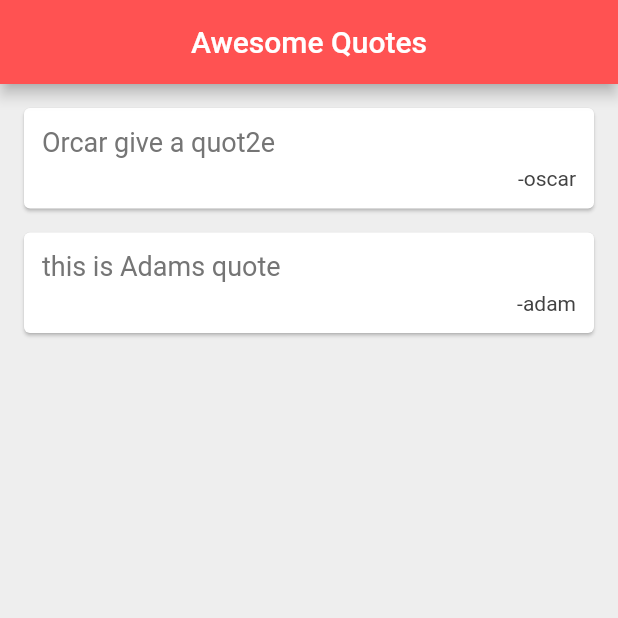
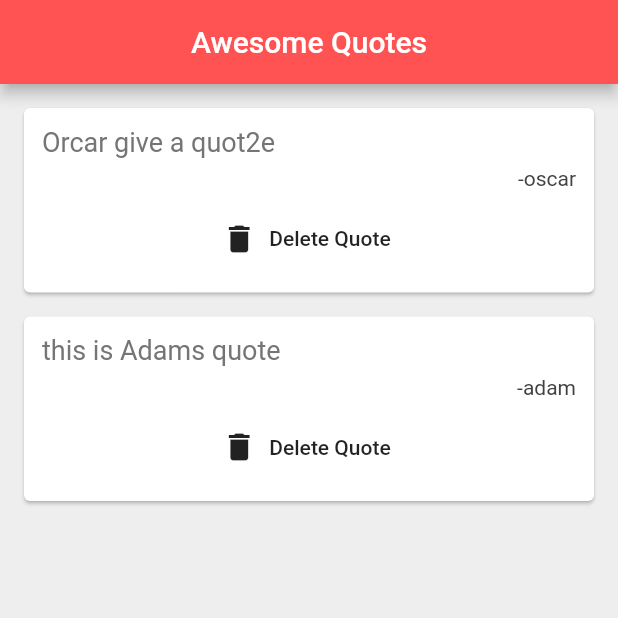
Before and after one commit to utshab-roy/flutter-ninja, a Flutter app: the screen it shows after launch, on a phone screen of 412 x 824 dp, the top half of it. Run offline on Flutter 3.47's test engine with Material 2 defaults, Android fonts, the phone set to English and light mode, and no system bars.

Commit message:
delete function implemented in quotes and passing Func as parameter

```diff
--- a/lib/main.dart
+++ b/lib/main.dart
@@ -29,7 +29,16 @@ class _QuoteListState extends State<QuoteList> {
         backgroundColor: Colors.redAccent,
       ),
       body: Column(
-        children: quotes.map((quote) => QuoteCard(quote: quote)).toList(),
+        children: quotes
+            .map((quote) => QuoteCard(
+                  quote: quote,
+                  delete: () {
+                    setState(() {
+                      quotes.remove(quote);
+                    });
+                  },
+                ))
+            .toList(),
       ),
     );
   }
--- a/lib/quote_card.dart
+++ b/lib/quote_card.dart
@@ -3,8 +3,9 @@ import 'quote.dart';
 
 class QuoteCard extends StatelessWidget {
   final Quote quote;
+  final Function delete;
 
-  QuoteCard({this.quote});
+  QuoteCard({this.quote, this.delete});
 
   @override
   Widget build(BuildContext context) {
@@ -31,6 +32,15 @@ class QuoteCard extends StatelessWidget {
                 color: Colors.grey[800],
               ),
             ),
+            SizedBox(height: 8.0),
+            FlatButton.icon(
+              //we can not delete the data from here because it is not
+              //in this class, we make delete function, and using that function
+              //we are deleting the data, we are passing function as parameter
+              onPressed: delete,
+              label: Text('Delete Quote'),
+              icon: Icon(Icons.delete),
+            ),
           ],
         ),
       ),
```
